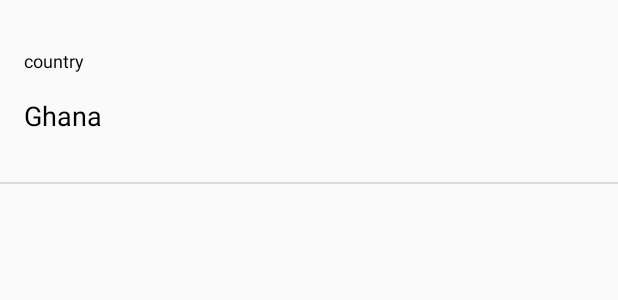
After one commit to nelsonsaake/Android-NocusCountries, an Android app: the layout country_field_item.xml on its own in the app's theme, with its tools: preview values and no code run, on a phone screen of 412 x 824 dp. The commit adds this screen. Shown: the top 300 px of the screen. Run offline under Robolectric (Android 15) with nearby library versions, the phone set to English and light mode, and no system bars; Roboto replaces fonts that are not available here.

Commit message:
commit country info page

```diff
--- a/app/src/main/java/com/example/nocuscountries/adapter/CountryListAdapter.kt
+++ b/app/src/main/java/com/example/nocuscountries/adapter/CountryListAdapter.kt
@@ -59,7 +59,6 @@ class CountryListAdapter(private val context: Context,
         init {
             itemView?.setOnClickListener {
                 Snackbar.make(it, countryName, Snackbar.LENGTH_LONG).show()
-
             }
         }
 
--- a/app/src/main/java/com/example/nocuscountries/repository/CountryRepo.kt
+++ b/app/src/main/java/com/example/nocuscountries/repository/CountryRepo.kt
@@ -26,7 +26,6 @@ class CountryRepo(
         if (cached != null) return cached
 
         // check the db
-
 
         // pull from api
         val data = MutableLiveData<ArrayList<CountryInfo>>()
--- a/app/src/main/java/com/example/nocuscountries/viewModel/MainViewModel.kt
+++ b/app/src/main/java/com/example/nocuscountries/viewModel/MainViewModel.kt
@@ -3,6 +3,8 @@ package com.example.nocuscountries.viewModel
 import com.example.nocuscountries.repository.CountryRepo
 import androidx.lifecycle.LiveData
 import androidx.lifecycle.ViewModel
+import com.example.nocuscountries.api.CountryApiService
+import com.example.nocuscountries.cache.CountryCache
 import com.example.nocuscountries.dataClasse.CountryInfo
 
 class MainViewModel(
--- /dev/null
+++ b/app/src/main/res/layout/country_field_item.xml
@@ -0,0 +1,41 @@
+<?xml version="1.0" encoding="utf-8"?>
+<androidx.constraintlayout.widget.ConstraintLayout xmlns:android="http://schemas.android.com/apk/res/android"
+    xmlns:app="http://schemas.android.com/apk/res-auto"
+    xmlns:tools="http://schemas.android.com/tools"
+    android:layout_width="match_parent"
+    android:layout_height="wrap_content">
+
+    <View
+        android:id="@+id/divider7"
+        android:layout_width="0dp"
+        android:layout_height="1dp"
+        android:layout_marginTop="32dp"
+        android:background="?android:attr/listDivider"
+        app:layout_constraintEnd_toEndOf="parent"
+        app:layout_constraintStart_toStartOf="parent"
+        app:layout_constraintTop_toBottomOf="@+id/valueText" />
+
+    <TextView
+        android:id="@+id/nameText"
+        android:layout_width="0dp"
+        android:layout_height="wrap_content"
+        android:layout_marginStart="16dp"
+        android:layout_marginTop="32dp"
+        android:layout_marginEnd="16dp"
+        android:text="country"
+        android:textAppearance="@style/paragraph"
+        app:layout_constraintEnd_toEndOf="parent"
+        app:layout_constraintStart_toStartOf="parent"
+        app:layout_constraintTop_toTopOf="parent" />
+
+    <TextView
+        android:id="@+id/valueText"
+        android:layout_width="0dp"
+        android:layout_height="wrap_content"
+        android:layout_marginTop="16dp"
+        android:text="Ghana"
+        android:textAppearance="@style/h2"
+        app:layout_constraintEnd_toEndOf="@+id/nameText"
+        app:layout_constraintStart_toStartOf="@+id/nameText"
+        app:layout_constraintTop_toBottomOf="@+id/nameText" />
+</androidx.constraintlayout.widget.ConstraintLayout>
```
Also changed, not shown: app/src/main/java/com/example/nocuscountries/activity/CountryInfoActivity.kt (+40 -11 lines), app/src/main/java/com/example/nocuscountries/adapter/CountryInfoAdapter.kt (added, +35 -0 lines), app/src/main/java/com/example/nocuscountries/fragment/CountryListFragment.kt (+8 -16 lines), app/src/main/res/layout/activity_country_info.xml (+0 -7 lines), app/src/main/res/layout/fragment_country_info.xml (+33 -12 lines).
